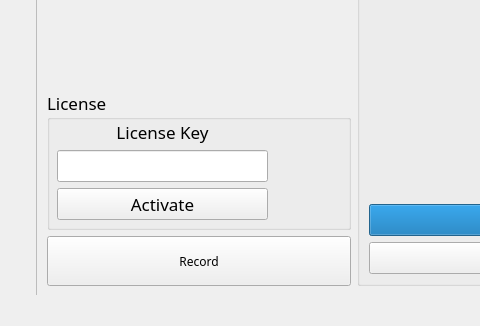
Qt form untitled.ui (Tirawatscu/gVwave001) before a commit; both pictures show x 0 to 480 and y 465 to 791 of the 1440 by 791 pixel window.
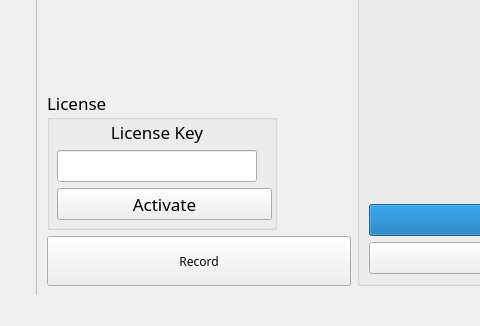
The same form after that commit. Custom widgets are drawn as their Qt base class.

```diff
--- a/untitled.ui
+++ b/untitled.ui
@@ -526,14 +526,14 @@
         <item row="3" column="0">
          <widget class="QGroupBox" name="groupBox_8">
           <property name="sizePolicy">
-           <sizepolicy hsizetype="Preferred" vsizetype="Maximum">
+           <sizepolicy hsizetype="Maximum" vsizetype="Maximum">
             <horstretch>0</horstretch>
             <verstretch>0</verstretch>
            </sizepolicy>
           </property>
           <property name="minimumSize">
            <size>
-            <width>0</width>
+            <width>230</width>
             <height>140</height>
            </size>
           </property>
@@ -550,7 +550,7 @@
             <rect>
              <x>10</x>
              <y>30</y>
-             <width>211</width>
+             <width>1012</width>
              <height>101</height>
             </rect>
            </property>
@@ -558,11 +558,17 @@
             <item>
              <widget class="QLabel" name="License">
               <property name="sizePolicy">
-               <sizepolicy hsizetype="Preferred" vsizetype="Maximum">
+               <sizepolicy hsizetype="Maximum" vsizetype="Maximum">
                 <horstretch>0</horstretch>
                 <verstretch>0</verstretch>
                </sizepolicy>
               </property>
+              <property name="minimumSize">
+               <size>
+                <width>200</width>
+                <height>0</height>
+               </size>
+              </property>
               <property name="text">
                <string>License Key</string>
               </property>
@@ -572,10 +578,38 @@
              </widget>
             </item>
             <item>
-             <widget class="QLineEdit" name="LicenseKey"/>
+             <widget class="QLineEdit" name="LicenseKey">
+              <property name="sizePolicy">
+               <sizepolicy hsizetype="Maximum" vsizetype="Fixed">
+                <horstretch>0</horstretch>
+                <verstretch>0</verstretch>
+               </sizepolicy>
+              </property>
+              <property name="minimumSize">
+               <size>
+                <width>200</width>
+                <height>0</height>
+               </size>
+              </property>
+              <property name="alignment">
+               <set>Qt::AlignCenter</set>
+              </property>
+             </widget>
             </item>
             <item>
              <widget class="QPushButton" name="Activation">
+              <property name="sizePolicy">
+               <sizepolicy hsizetype="Maximum" vsizetype="Fixed">
+                <horstretch>0</horstretch>
+                <verstretch>0</verstretch>
+               </sizepolicy>
+              </property>
+              <property name="minimumSize">
+               <size>
+                <width>215</width>
+                <height>0</height>
+               </size>
+              </property>
               <property name="text">
                <string>Activate</string>
               </property>
```
